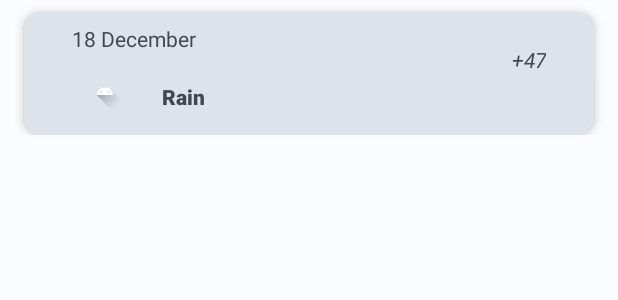
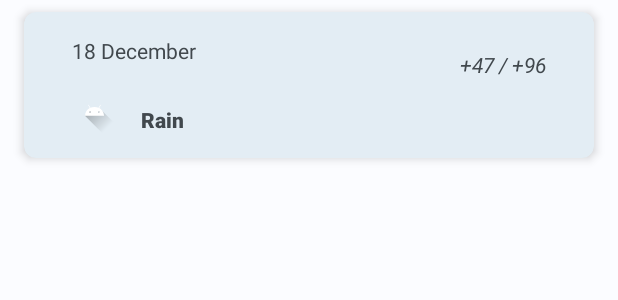
Before and after one commit to Minoro75/DemoWeatherApp, an Android app: the layout item_forecast.xml on its own in the app's theme, with its tools: preview values and no code run, on a phone screen of 412 x 824 dp. Shown: the top 300 px of the screen. Run offline under Robolectric (Android 15) with nearby library versions, the phone set to English and light mode, and no system bars.

Commit message:
45 - [UI][Tech] Material3 -  set dimensions on item_forecast.xml

```diff
--- a/app/src/main/res/layout/item_forecast.xml
+++ b/app/src/main/res/layout/item_forecast.xml
@@ -1,21 +1,22 @@
 <?xml version="1.0" encoding="utf-8"?>
 <androidx.constraintlayout.widget.ConstraintLayout xmlns:android="http://schemas.android.com/apk/res/android"
+    xmlns:app="http://schemas.android.com/apk/res-auto"
     xmlns:tools="http://schemas.android.com/tools"
-    xmlns:app="http://schemas.android.com/apk/res-auto"
     android:id="@+id/clWeatherItem"
     android:layout_width="match_parent"
-    android:layout_height="90dp">
+    android:layout_height="wrap_content">
 
     <com.google.android.material.card.MaterialCardView
         android:id="@+id/cvWeatherItem"
         android:layout_width="0dp"
-        android:layout_height="0dp"
-        android:layout_marginStart="16dp"
-        android:layout_marginTop="8dp"
-        android:layout_marginEnd="16dp"
-        app:cardBackgroundColor="@color/md_theme_light_surfaceVariant"
-        app:cardCornerRadius="12dp"
-        app:cardElevation="4dp"
+        android:layout_height="wrap_content"
+        android:layout_marginStart="@dimen/large_padding"
+        android:layout_marginTop="@dimen/standard_padding"
+        android:layout_marginEnd="@dimen/large_padding"
+        android:layout_marginBottom="@dimen/standard_padding"
+        app:cardBackgroundColor="@color/md_theme_light_surface"
+        app:cardCornerRadius="@dimen/corners_rounding_default"
+        app:cardElevation="@dimen/small_elevation"
         app:layout_constraintBottom_toBottomOf="parent"
         app:layout_constraintEnd_toEndOf="parent"
         app:layout_constraintStart_toStartOf="parent"
@@ -30,8 +31,8 @@
                 android:id="@+id/tvDate"
                 android:layout_width="wrap_content"
                 android:layout_height="wrap_content"
-                android:layout_marginStart="32dp"
-                android:layout_marginTop="8dp"
+                android:layout_marginStart="@dimen/extra_large_padding"
+                android:layout_marginTop="@dimen/large_padding"
                 android:textColor="@color/md_theme_light_onSurfaceVariant"
                 app:layout_constraintStart_toStartOf="parent"
                 app:layout_constraintTop_toTopOf="parent"
@@ -39,21 +40,23 @@
 
             <ImageView
                 android:id="@+id/ivIcon"
-                android:layout_width="44dp"
-                android:layout_height="26dp"
-                android:layout_marginStart="32dp"
-                android:layout_marginBottom="16dp"
+                android:layout_width="30dp"
+                android:layout_height="30dp"
+                android:layout_marginStart="@dimen/extra_large_padding"
+                android:layout_marginTop="@dimen/large_padding"
+                android:layout_marginBottom="@dimen/large_padding"
                 app:layout_constraintBottom_toBottomOf="parent"
                 app:layout_constraintStart_toStartOf="parent"
+                app:layout_constraintTop_toBottomOf="@+id/tvDate"
                 app:srcCompat="@drawable/ic_launcher_foreground" />
 
             <com.google.android.material.textview.MaterialTextView
                 android:id="@+id/tvDescription"
                 android:layout_width="0dp"
                 android:layout_height="wrap_content"
-                android:layout_marginStart="16dp"
-                android:layout_marginEnd="16dp"
-                android:layout_marginBottom="16dp"
+                android:layout_marginStart="@dimen/large_padding"
+                android:layout_marginEnd="@dimen/large_padding"
+                android:layout_marginBottom="@dimen/large_padding"
                 android:textAppearance="@style/TextAppearance.AppCompat.Body2"
                 android:textColor="@color/md_theme_light_onSurfaceVariant"
                 android:textStyle="bold"
@@ -66,15 +69,15 @@
                 android:id="@+id/tvTemperature"
                 android:layout_width="wrap_content"
                 android:layout_height="wrap_content"
-                android:layout_marginTop="24dp"
-                android:layout_marginEnd="32dp"
-                android:layout_marginBottom="8dp"
+                android:layout_marginTop="@dimen/large_padding"
+                android:layout_marginEnd="@dimen/extra_large_padding"
+                android:layout_marginBottom="@dimen/standard_padding"
                 android:textColor="@color/md_theme_light_onSurfaceVariant"
                 android:textStyle="italic"
                 app:layout_constraintBottom_toTopOf="@+id/tvDescription"
                 app:layout_constraintEnd_toEndOf="parent"
                 app:layout_constraintTop_toTopOf="parent"
-                tools:text="+47" />
+                tools:text="+47 / +96" />
         </androidx.constraintlayout.widget.ConstraintLayout>
     </com.google.android.material.card.MaterialCardView>
 </androidx.constraintlayout.widget.ConstraintLayout>
--- a/app/src/main/res/values/dimens.xml
+++ b/app/src/main/res/values/dimens.xml
@@ -7,7 +7,9 @@
     <dimen name="fab_margin">16dp</dimen>
     <dimen name="corner_radius_bottom">24dp</dimen>
     <dimen name="small_padding">4dp</dimen>
-    <dimen name="standart_padding">8dp</dimen>
+    <dimen name="standard_padding">8dp</dimen>
     <dimen name="large_padding">16dp</dimen>
     <dimen name="extra_large_padding">32dp</dimen>
+    <dimen name="small_elevation">4dp</dimen>
+    <dimen name="corners_rounding_default">8dp</dimen>
 </resources>
```
